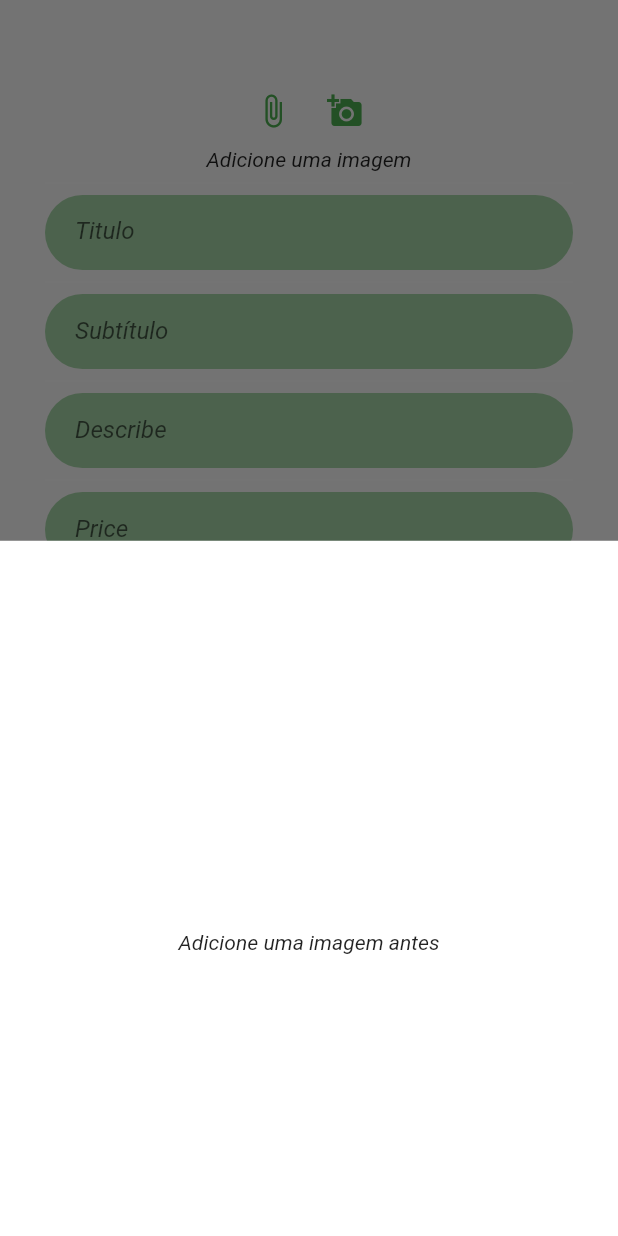
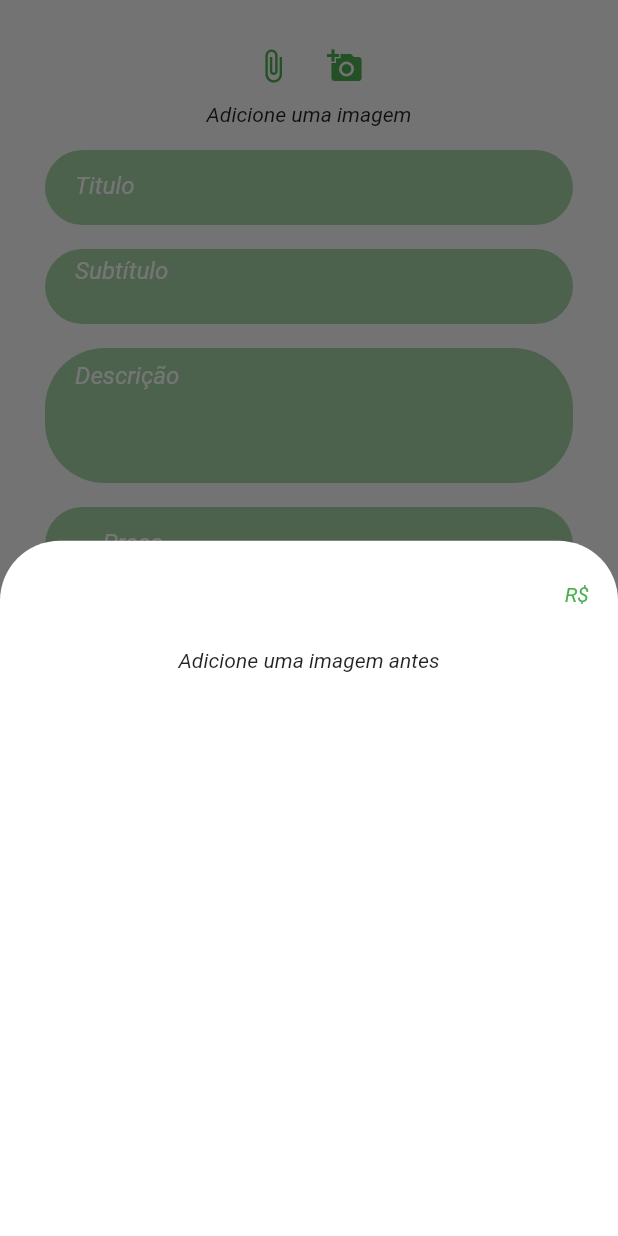
Before and after one commit to ramonpaolo/AgroApp, a Flutter app: the AddContent screen opened directly, after a tap on "Adicionar a venda", on a phone screen of 412 x 824 dp. Run offline on Flutter 3.47's test engine with Material 2 defaults, Android fonts, the phone set to English and light mode, and no system bars; our stand-ins replace carousel_slider, firebase_auth, firebase_core, google_sign_in, image_picker, page_transition; missing offline and left inert: simple_splashscreen; accounts and stored records are empty.

Commit message:
Add carousel_slider and att size showModal

```diff
--- a/lib/src/routes/home/AddContent.dart
+++ b/lib/src/routes/home/AddContent.dart
@@ -1,6 +1,7 @@
 //---- Packages
 import 'dart:ui';
 import 'package:agricultura/src/routes/home/showModal.dart';
+import 'package:carousel_slider/carousel_slider.dart';
 import 'package:flutter/material.dart';
 import 'package:image_picker/image_picker.dart';
 import 'dart:io';
@@ -18,6 +19,8 @@ class AddContent extends StatefulWidget {
 class _AddContentState extends State<AddContent> {
   //---- Variables
 
+  List _images = [];
+
   TextEditingController _titleController = TextEditingController();
   TextEditingController _subtitleController = TextEditingController();
   TextEditingController _describeController = TextEditingController();
@@ -32,6 +35,7 @@ class _AddContentState extends State<AddContent> {
         await ImagePicker.platform.pickImage(source: ImageSource.camera);
     setState(() {
       image = imagePicker.path;
+      _images.insert(_images.length, image);
     });
   }
 
@@ -40,6 +44,7 @@ class _AddContentState extends State<AddContent> {
         await ImagePicker.platform.pickImage(source: ImageSource.gallery);
     setState(() {
       image = imagePicker.path;
+      _images.insert(_images.length, image);
     });
   }
 
@@ -76,7 +81,7 @@ class _AddContentState extends State<AddContent> {
     Size size = MediaQuery.of(context).size;
     return Scaffold(
         body: Padding(
-            padding: EdgeInsets.only(top: 50, left: 30, right: 30),
+            padding: EdgeInsets.only(top: 20),
             child: Container(
                 width: size.width,
                 height: size.height,
@@ -104,35 +109,89 @@ class _AddContentState extends State<AddContent> {
                               onPressed: imagem),
                         ],
                       ),
-                      image != null
-                          ? ClipRRect(
+                      _images.length >= 1
+                          ? CarouselSlider.builder(
+                              itemCount: _images.length,
+                              itemBuilder: (context, index) {
+                                return ClipRRect(
                                     borderRadius: BorderRadius.circular(30),
-                              child: Card(
-                                  child: Image.file(
-                                File(image),
-                                width: size.width * 0.5,
-                              )))
+                                    child: Stack(
+                                      alignment: Alignment(1, 1),
+                                      children: [
+                                        Image.file(
+                                          File(_images[index]),
+                                          filterQuality: FilterQuality.high,
+                                          fit: BoxFit.fill,
+                                        ),
+                                        IconButton(
+                                            icon: Icon(
+                                              Icons.delete,
+                                              color: Colors.white,
+                                            ),
+                                            onPressed: () {
+                                              setState(() {
+                                                _images.removeAt(index);
+                                              });
+                                            })
+                                      ],
+                                    ));
+                              },
+                              options: CarouselOptions(
+                                  enlargeCenterPage: true,
+                                  enableInfiniteScroll: false,
+                                  autoPlay: true,
+                                  initialPage: 0,
+                                  onPageChanged: (context, index) =>
+                                      print(context)))
                           : Text("Adicione uma imagem"),
                       Divider(
                         color: Colors.white,
                       ),
-                      formulario("Titulo", 1, 0, _titleController, title,
-                          TextInputType.name),
+                      formulario(
+                          "Titulo",
+                          1,
+                          _titleController,
+                          title,
+                          TextInputType.name,
+                          false,
+                          TextCapitalization.words,
+                          50),
                       Divider(
                         color: Colors.white,
                       ),
-                      formulario("Subtítulo", 3, 15, _subtitleController,
-                          subtitle, TextInputType.text),
+                      formulario(
+                          "Subtítulo",
+                          3,
+                          _subtitleController,
+                          subtitle,
+                          TextInputType.text,
+                          false,
+                          TextCapitalization.sentences,
+                          50),
                       Divider(
                         color: Colors.white,
                       ),
-                      formulario("Describe", 3, 15, _describeController,
-                          describe, TextInputType.text),
+                      formulario(
+                          "Descrição",
+                          20,
+                          _describeController,
+                          describe,
+                          TextInputType.multiline,
+                          false,
+                          TextCapitalization.sentences,
+                          90),
                       Divider(
                         color: Colors.white,
                       ),
-                      formulario("Price", 1, 1, _priceController, price,
-                          TextInputType.number),
+                      formulario(
+                          "Preço",
+                          1,
+                          _priceController,
+                          price,
+                          TextInputType.number,
+                          true,
+                          TextCapitalization.sentences,
+                          50),
                       Divider(
                         color: Colors.white,
                       ),
@@ -143,18 +202,30 @@ class _AddContentState extends State<AddContent> {
                         "Segure o botão para adicionar o conteudo e sair.",
                         style: TextStyle(fontSize: 12),
                       ),
+                      Divider(
+                        color: Colors.white,
+                      ),
                       ClipRRect(
                           borderRadius: BorderRadius.circular(80),
+                          child: Container(
+                              width: size.width * 0.6,
+                              height: size.height * 0.07,
                               child: RaisedButton.icon(
                                 splashColor: Colors.white,
                                 onPressed: () {
-                              showModal(context, image, size, _titleController,
-                                  _subtitleController);
+                                  showModal(
+                                      context,
+                                      _images,
+                                      size,
+                                      _titleController,
+                                      _subtitleController,
+                                      _describeController,
+                                      _priceController);
                                 },
                                 onLongPress: () async {
                                   setState(() {
                                     plantas.insert(0, {
-                                  "id": 3,
+                                      "id": 2,
                                       "favorite": false,
                                       "title": "${_titleController.text}",
                                       "subtitle": "${_subtitleController.text}",
@@ -180,7 +251,7 @@ class _AddContentState extends State<AddContent> {
                                   style: TextStyle(color: Colors.white),
                                 ),
                                 color: Colors.green,
-                          ))
+                              )))
                     ],
                   ),
                 ))));
@@ -189,14 +260,18 @@ class _AddContentState extends State<AddContent> {
   Widget formulario(
       String hintText,
       int maxLines,
-      double top,
       TextEditingController controller,
       Function fun,
-      TextInputType textInputType) {
-    return ClipRRect(
+      TextInputType textInputType,
+      bool prefix,
+      TextCapitalization textCapitalization,
+      double size) {
+    return Padding(
+        padding: EdgeInsets.only(left: 30, right: 30),
+        child: ClipRRect(
             borderRadius: BorderRadius.circular(40),
             child: Container(
-          height: 50,
+              height: size,
               color: Colors.green[200],
               child: TextField(
                 controller: controller,
@@ -205,15 +280,18 @@ class _AddContentState extends State<AddContent> {
                 },
                 keyboardType: textInputType,
                 textAlign: TextAlign.start,
-            textCapitalization: TextCapitalization.words,
+                textCapitalization: textCapitalization,
                 maxLines: maxLines,
                 cursorColor: Colors.green[900],
                 decoration: InputDecoration(
-                contentPadding: EdgeInsets.only(left: 20, top: top),
+                    contentPadding: EdgeInsets.only(
+                        left: 20, top: size * 0.1, bottom: size * 0.1),
                     border: InputBorder.none,
                     hintText: hintText,
+                    hintStyle: TextStyle(color: Colors.white),
+                    prefixText: prefix ? "R\$" : null,
                     fillColor: Colors.white),
               ),
-        ));
+            )));
   }
 }
--- a/lib/src/routes/home/showModal.dart
+++ b/lib/src/routes/home/showModal.dart
@@ -1,12 +1,26 @@
 import 'package:flutter/material.dart';
 import 'dart:io';
+import 'package:carousel_slider/carousel_options.dart';
+import 'package:carousel_slider/carousel_slider.dart';
 
-showModal(context, image, size, _titleController, _subtitleController) {
+showModal(context, _images, size, _titleController, _subtitleController,
+    _describeController, _priceController) {
   return showModalBottomSheet(
       backgroundColor: Colors.white,
+      shape: RoundedRectangleBorder(
+        borderRadius: BorderRadius.only(
+            topLeft: Radius.circular(40), topRight: Radius.circular(40)),
+      ),
       context: context,
       builder: (c) {
-        return Column(
+        return ClipRRect(
+            borderRadius: BorderRadius.only(
+                topLeft: Radius.circular(40), topRight: Radius.circular(40)),
+            child: Container(
+                width: 1000,
+                height: 1000,
+                child: SingleChildScrollView(
+                    child: Column(
                   mainAxisAlignment: MainAxisAlignment.center,
                   children: [
                     ListTile(
@@ -18,47 +32,42 @@ showModal(context, image, size, _titleController, _subtitleController) {
                         _subtitleController.text,
                         style: TextStyle(fontSize: 18),
                       ),
-            ),
-            image != null
-                ? ClipRRect(
-                    borderRadius: BorderRadius.circular(20),
-                    child: Container(
-                        height: size.height * 0.42,
-                        color: Colors.green[200],
-                        padding: EdgeInsets.all(20),
-                        child: Column(children: [
-                          ClipRRect(
-                            borderRadius: BorderRadius.circular(200),
-                            child: Image.file(
-                              File(image),
-                              width: size.width * 0.7,
-                              height: size.height * 0.2,
+                      trailing: Text(
+                        "R\$ ${_priceController.text}",
+                        style: TextStyle(color: Colors.green),
                       ),
                     ),
-                          SizedBox(
-                              width: 1000,
-                              height: 100,
-                              child: ListView.builder(
-                                scrollDirection: Axis.horizontal,
+                    _images.length >= 1
+                        ? CarouselSlider.builder(
+                            itemCount: _images.length,
                             itemBuilder: (context, index) {
-                                  return Container(
-                                      padding: EdgeInsets.only(left: 5, top: 2),
-                                      width: 100,
-                                      height: 50,
-                                      child: ClipRRect(
-                                          borderRadius:
-                                              BorderRadius.circular(90),
-                                          child: Image.asset(
-                                            image,
+                              return ClipRRect(
+                                  borderRadius: BorderRadius.circular(30),
+                                  child: Stack(
+                                    alignment: Alignment(1, 1),
+                                    children: [
+                                      Image.file(
+                                        File(_images[index]),
+                                        filterQuality: FilterQuality.high,
                                         fit: BoxFit.fill,
-                                          )));
+                                      ),
+                                    ],
+                                  ));
                             },
-                                itemCount: 10,
-                              ))
-                        ])),
-                  )
-                : Text("Adicione uma imagem antes")
+                            options: CarouselOptions(
+                                pauseAutoPlayOnTouch: true,
+                                enlargeCenterPage: true,
+                                enableInfiniteScroll: true,
+                                autoPlay: true,
+                                initialPage: 0,
+                                onPageChanged: (context, index) =>
+                                    print(context)))
+                        : Text("Adicione uma imagem antes"),
+                    Divider(
+                      color: Colors.white,
+                    ),
+                    Text("${_describeController.text}")
                   ],
-        );
+                ))));
       });
 }
--- a/pubspec.yaml
+++ b/pubspec.yaml
@@ -22,13 +22,14 @@ environment:
 
 dependencies:
   http: ^0.12.2
-  location: ^3.0.2
   simple_splashscreen: ^0.1.3
   image_picker: ^0.6.5+3
   path_provider: "^1.6.18"
   page_transition: ^1.1.7+2
   firebase_auth: ^0.18.1+1
   google_sign_in: ^4.5.4
+  carousel_slider: ^2.3.1
+
   flutter:
     sdk: flutter
 
```
Also changed, not shown: pubspec.lock. Lines whose indentation alone changed are shown as unchanged.
